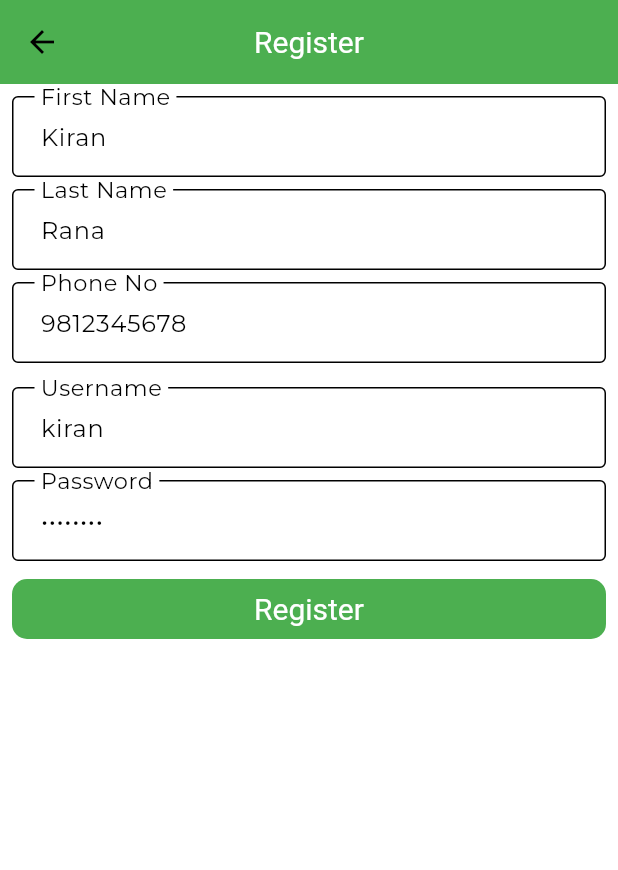
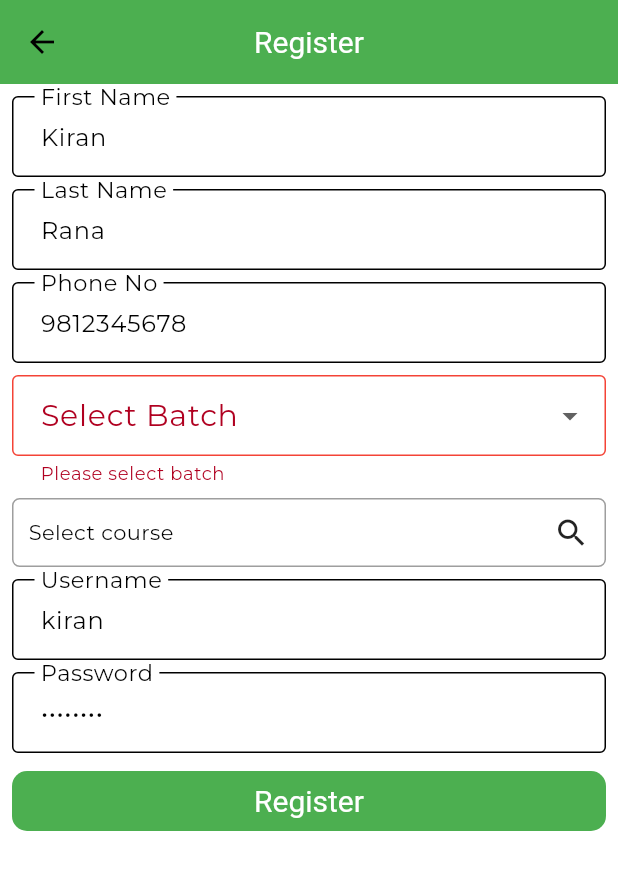
Before and after one commit to shardhayv/mvvm_riverpod_testing, a Flutter app: the RegisterView screen opened by its route, after a tap on "Register", on a phone screen of 412 x 824 dp. Shown: the top 870 px of the screen. Run offline on Flutter 3.47's test engine with Material 2 defaults, Android fonts, the phone set to English and light mode, and no system bars; drawn by our look-alikes of multi_select_flutter; our stand-ins replace dartz, flutter_riverpod, hive, hive_flutter; accounts and stored records are empty.

Commit message:
Added dropdown and multiselect

```diff
--- a/lib/features/auth/presentation/view/register_view.dart
+++ b/lib/features/auth/presentation/view/register_view.dart
@@ -1,15 +1,21 @@
 import 'package:flutter/material.dart';
+import 'package:flutter_riverpod/flutter_riverpod.dart';
+import 'package:hive_and_api_for_class/features/batch/domain/entity/batch_entity.dart';
+import 'package:hive_and_api_for_class/features/batch/presentation/viewmodel/batch_view_model.dart';
+import 'package:hive_and_api_for_class/features/course/domain/entity/course_entity.dart';
+import 'package:hive_and_api_for_class/features/course/presentation/viewmodel/course_viewmodel.dart';
+import 'package:multi_select_flutter/multi_select_flutter.dart';
 
-class RegisterView extends StatefulWidget {
+class RegisterView extends ConsumerStatefulWidget {
   const RegisterView({super.key});
 
   @override
-  State<RegisterView> createState() => _RegisterViewState();
+  ConsumerState<RegisterView> createState() => _RegisterViewState();
 }
 
-class _RegisterViewState extends State<RegisterView> {
-  // BatchEntity? _dropDownValue;
-  // final List<CourseEntity> _lstCourseSelected = [];
+class _RegisterViewState extends ConsumerState<RegisterView> {
+  BatchEntity? _dropDownValue;
+  final List<CourseEntity> _lstCourseSelected = [];
 
   final _gap = const SizedBox(height: 8);
 
@@ -22,6 +28,8 @@ class _RegisterViewState extends State<RegisterView> {
 
   @override
   Widget build(BuildContext context) {
+    final batchState = ref.watch(batchViewModelProvider);
+    final courseState = ref.watch(courseViewModelProvider);
     return Scaffold(
       appBar: AppBar(
         title: const Text('Register'),
@@ -74,80 +82,76 @@ class _RegisterViewState extends State<RegisterView> {
                     }),
                   ),
                   _gap,
-                  // BlocBuilder(
-                  //   bloc: batchCubit,
-                  //   builder: (context, state) {
-                  //     final batchState = state as BatchState;
-                  //     if (batchState.error != null) {
-                  //       return Center(
-                  //         child: Text(batchState.error!),
-                  //       );
-                  //     }
-
-                  //     return batchState.isLoading
-                  //         ? const Center(
-                  //             child: CircularProgressIndicator(),
-                  //           )
-                  //         : DropdownButtonFormField(
-                  //             items: batchState.batches
-                  //                 .map((e) => DropdownMenuItem(
-                  //                       value: e,
-                  //                       child: Text(e.batchName),
-                  //                     ))
-                  //                 .toList(),
-                  //             onChanged: (value) {
-                  //               _dropDownValue = value;
-                  //             },
-                  //             value: _dropDownValue,
-                  //             decoration: const InputDecoration(
-                  //               labelText: 'Select batch',
-                  //             ),
-                  //           );
-                  //   },
-                  // ),
-                  // _gap,
-                  // BlocBuilder(
-                  //   bloc: courseCubit,
-                  //   builder: (context, state) {
-                  //     final courseState = state as CourseState;
-                  //     if (courseState.error != null) {
-                  //       return Center(
-                  //         child: Text(courseState.error!),
-                  //       );
-                  //     }
-
-                  //     return state.isLoading
-                  //         ? const CircularProgressIndicator()
-                  //         : MultiSelectDialogField(
-                  //             title: const Text('Select course'),
-                  //             items: courseState.courses
-                  //                 .map((course) => MultiSelectItem(
-                  //                       course,
-                  //                       course.courseName!,
-                  //                     ))
-                  //                 .toList(),
-                  //             listType: MultiSelectListType.CHIP,
-                  //             buttonText: const Text('Select course'),
-                  //             buttonIcon: const Icon(Icons.search),
-                  //             onConfirm: (values) {
-                  //               _lstCourseSelected.clear();
-                  //               _lstCourseSelected.addAll(values);
-                  //             },
-                  //             decoration: BoxDecoration(
-                  //               border: Border.all(
-                  //                 color: Colors.grey,
-                  //               ),
-                  //               borderRadius: BorderRadius.circular(5),
-                  //             ),
-                  //             validator: ((value) {
-                  //               if (value == null || value.isEmpty) {
-                  //                 return 'Please select course';
-                  //               }
-                  //               return null;
-                  //             }),
-                  //           );
-                  //   },
-                  // ),
+                  if (batchState.isLoading) ...{
+                    const Center(
+                      child: CircularProgressIndicator(),
+                    )
+                  } else if (batchState.error != null) ...{
+                    Center(
+                      child: Text(batchState.error!),
+                    )
+                  } else ...{
+                    DropdownButtonFormField(
+                      items: batchState.batches
+                          .map((e) => DropdownMenuItem(
+                                value: e,
+                                child: Text(e.batchName),
+                              ))
+                          .toList(),
+                      onChanged: (value) {
+                        _dropDownValue = value;
+                      },
+                      value: _dropDownValue,
+                      decoration: const InputDecoration(
+                        labelText: 'Select Batch',
+                      ),
+                      validator: ((value) {
+                        if (value == null) {
+                          return 'Please select batch';
+                        }
+                        return null;
+                      }),
+                    ),
+                  },
+                  _gap,
+                  if (courseState.isLoading) ...{
+                    const Center(
+                      child: CircularProgressIndicator(),
+                    )
+                  } else if (courseState.error != null) ...{
+                    Center(
+                      child: Text(courseState.error!),
+                    )
+                  } else ...{
+                    MultiSelectDialogField(
+                      title: const Text('Select course'),
+                      items: courseState.courses
+                          .map((course) => MultiSelectItem(
+                                course,
+                                course.courseName,
+                              ))
+                          .toList(),
+                      listType: MultiSelectListType.CHIP,
+                      buttonText: const Text('Select course'),
+                      buttonIcon: const Icon(Icons.search),
+                      onConfirm: (values) {
+                        _lstCourseSelected.clear();
+                        _lstCourseSelected.addAll(values);
+                      },
+                      decoration: BoxDecoration(
+                        border: Border.all(
+                          color: Colors.grey,
+                        ),
+                        borderRadius: BorderRadius.circular(5),
+                      ),
+                      validator: ((value) {
+                        if (value == null || value.isEmpty) {
+                          return 'Please select course';
+                        }
+                        return null;
+                      }),
+                    ),
+                  },
                   _gap,
                   TextFormField(
                     controller: _usernameController,
--- a/pubspec.yaml
+++ b/pubspec.yaml
@@ -46,6 +46,7 @@ dependencies:
   connectivity_plus: ^4.0.1
 
   cupertino_icons: ^1.0.2
+  multi_select_flutter: ^4.1.3
 
 dev_dependencies:
   flutter_test:
```
Also changed, not shown: lib/features/home/presentation/view/bottom_view/dashboard_view.dart (+6 -2 lines), pubspec.lock, 1 other file.
